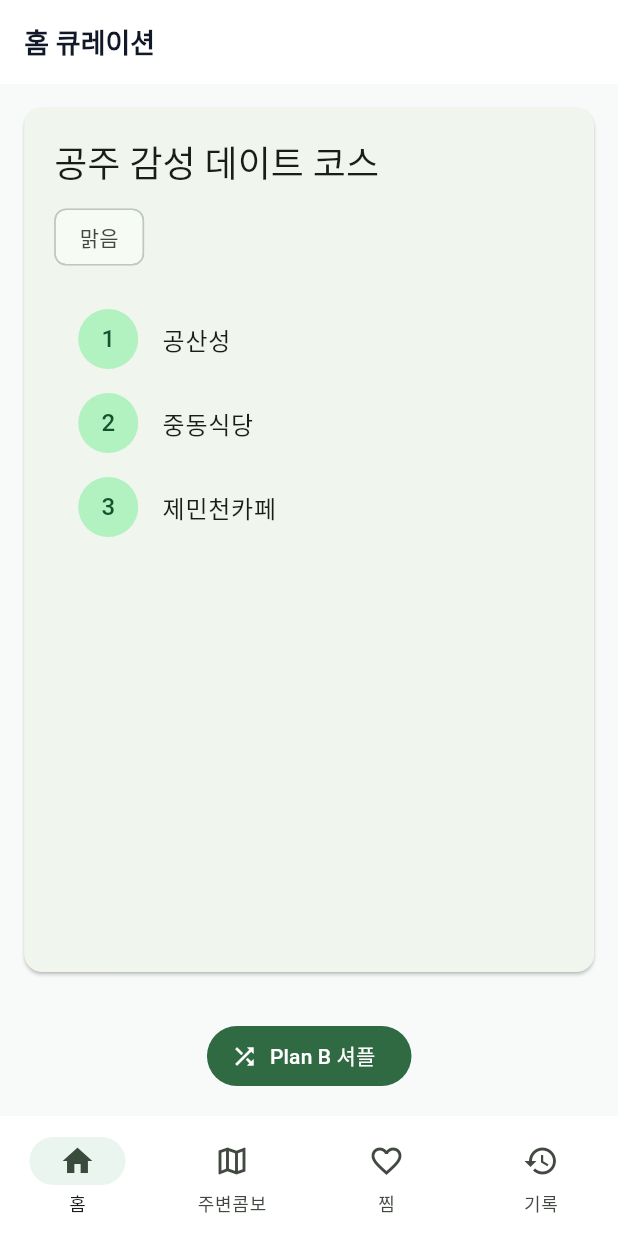
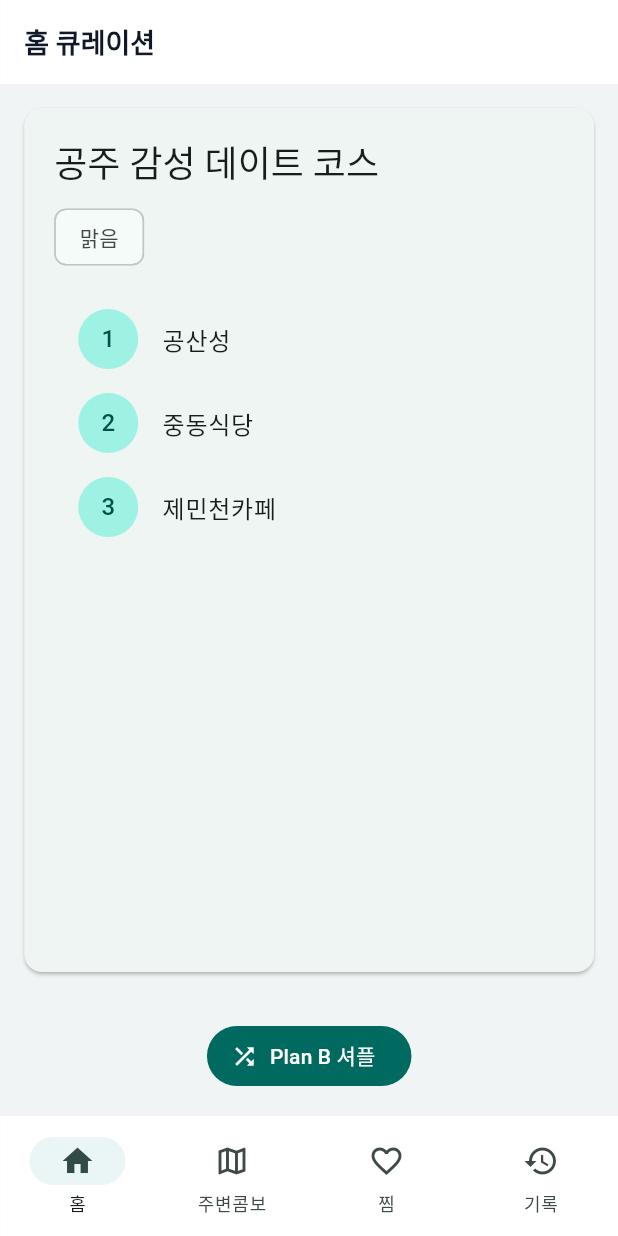
Before and after one commit to SKU-TechTour/Chungnam_RouteMaker-Flutter, a Flutter app: the screen it shows after launch, after a tap on "건너뛰기", after a tap on "Google로 계속하기", on a phone screen of 412 x 824 dp. Run offline on Flutter 3.47's test engine with Material 3 defaults, Android fonts, the phone set to English and light mode, and no system bars; our stand-ins replace dio, flutter_map, flutter_riverpod, geolocator, go_router, latlong2 and 1 more; missing offline and left inert: kakao_map_plugin; accounts and stored records are empty; network calls fail.

Commit message:
style: 앱 테마 색상을 원래 팀 teal 계열로 복원
Co-Authored-By: Claude Sonnet 4.6 <noreply@anthropic.com>

```diff
--- a/lib/core/theme/app_theme.dart
+++ b/lib/core/theme/app_theme.dart
@@ -1,11 +1,11 @@
 import 'package:flutter/material.dart';
 
 abstract final class AppTheme {
-  static const primary = Color(0xFF1A6B3C);
-  static const accent = Color(0xFF2E9E5B);
+  static const primary = Color(0xFF009688);
+  static const accent = Color(0xFF26A69A);
   static const warning = Color(0xFFF59E0B);
-  static const success = Color(0xFF10B981);
-  static const background = Color(0xFFF8FAF9);
+  static const success = Color(0xFF00BFA5);
+  static const background = Color(0xFFF0F4F4);
   static const surface = Colors.white;
   static const divider = Color(0xFFE5E7EB);
   static const textPrimary = Color(0xFF111827);
@@ -13,7 +13,7 @@ abstract final class AppTheme {
 
   static ThemeData get light {
     return ThemeData(
-      colorScheme: ColorScheme.fromSeed(seedColor: primary),
+      colorScheme: ColorScheme.fromSeed(seedColor: Colors.teal),
       useMaterial3: true,
       scaffoldBackgroundColor: background,
       appBarTheme: const AppBarTheme(
```
